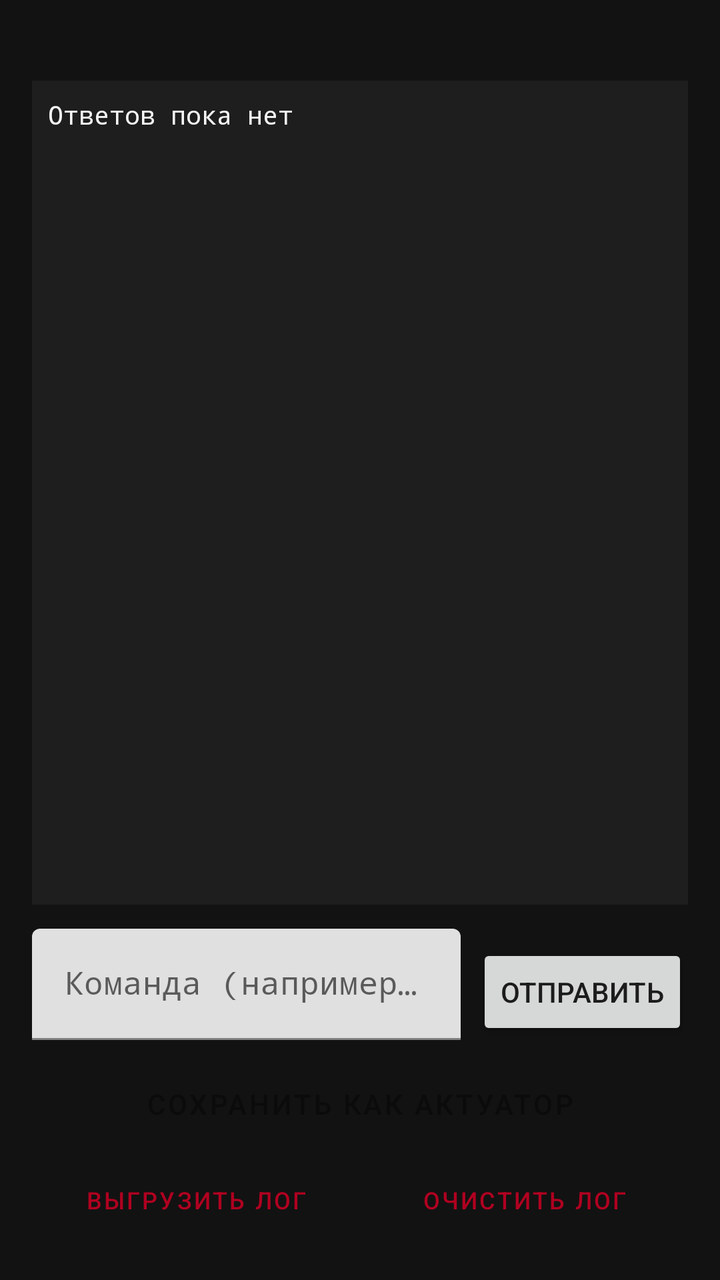
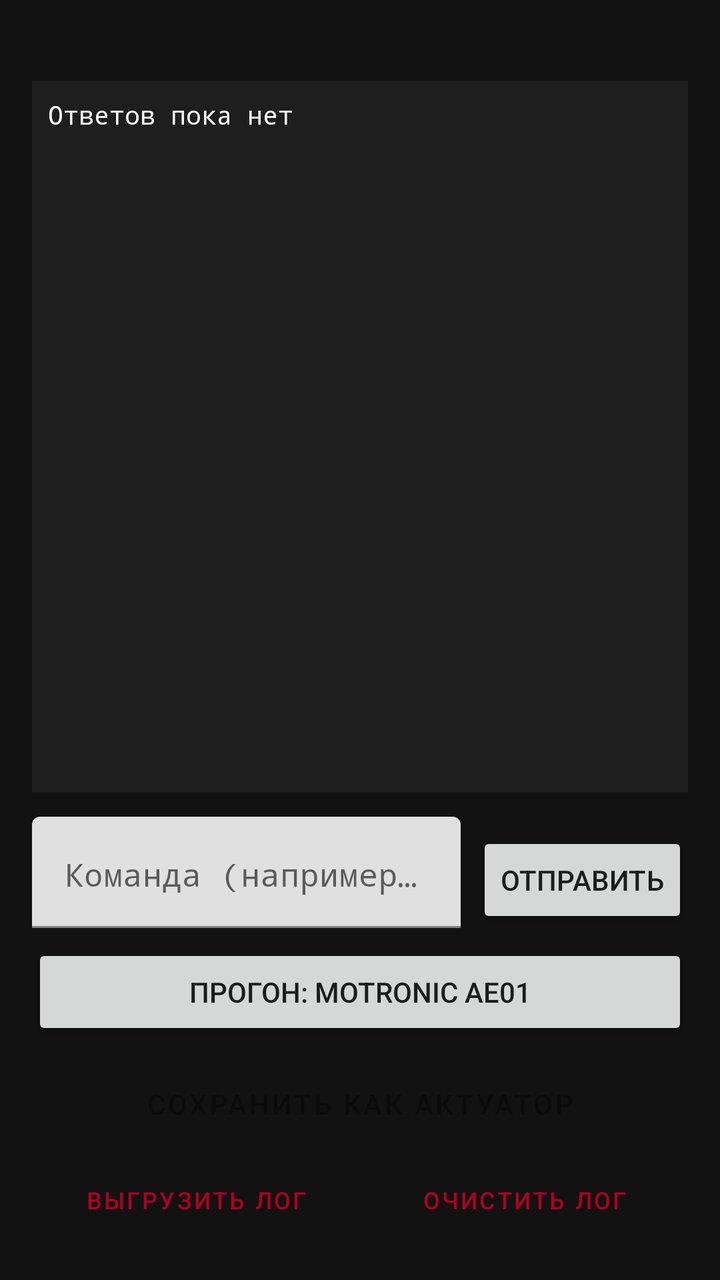

An Android layout rendered at two revisions. The XML below is the earlier revision; the diff shows what the commit changed to produce the second picture.
<!-- AndroidManifest.xml: application theme Theme.Volvo960 -->
<!-- res/layout/activity_console.xml -->
<?xml version="1.0" encoding="utf-8"?>
<LinearLayout xmlns:android="http://schemas.android.com/apk/res/android"
    android:layout_width="match_parent"
    android:layout_height="match_parent"
    android:background="@color/surface_dark"
    android:orientation="vertical"
    android:padding="16dp">

    <TextView
        android:id="@+id/textConsoleStatus"
        android:layout_width="match_parent"
        android:layout_height="wrap_content"
        android:layout_marginBottom="8dp"
        android:textColor="@color/text_secondary"
        android:textSize="12sp" />

    <androidx.core.widget.NestedScrollView
        android:layout_width="match_parent"
        android:layout_height="0dp"
        android:layout_weight="1"
        android:background="@color/surface_card"
        android:padding="8dp">

        <TextView
            android:id="@+id/textConsoleOutput"
            android:layout_width="match_parent"
            android:layout_height="wrap_content"
            android:fontFamily="monospace"
            android:text="@string/console_no_response_yet"
            android:textColor="@color/text_primary"
            android:textIsSelectable="true"
            android:textSize="13sp" />
    </androidx.core.widget.NestedScrollView>

    <LinearLayout
        android:layout_width="match_parent"
        android:layout_height="wrap_content"
        android:layout_marginTop="12dp"
        android:orientation="horizontal">

        <com.google.android.material.textfield.TextInputLayout
            android:layout_width="0dp"
            android:layout_height="wrap_content"
            android:layout_weight="1"
            android:hint="@string/console_hint_command">

            <com.google.android.material.textfield.TextInputEditText
                android:id="@+id/inputRawCommand"
                android:layout_width="match_parent"
                android:layout_height="wrap_content"
                android:fontFamily="monospace"
                android:imeOptions="actionSend"
                android:inputType="textNoSuggestions"
                android:singleLine="true" />
        </com.google.android.material.textfield.TextInputLayout>

        <Button
            android:id="@+id/buttonSendRaw"
            android:layout_width="wrap_content"
            android:layout_height="wrap_content"
            android:layout_gravity="bottom"
            android:layout_marginStart="8dp"
            android:text="@string/action_send" />
    </LinearLayout>

    <Button
        android:id="@+id/buttonSaveAsActuator"
        style="@style/Widget.MaterialComponents.Button.OutlinedButton"
        android:layout_width="match_parent"
        android:layout_height="wrap_content"
        android:layout_marginTop="8dp"
        android:enabled="false"
        android:text="@string/action_save_as_actuator" />

    <LinearLayout
        android:layout_width="match_parent"
        android:layout_height="wrap_content"
        android:orientation="horizontal">

        <Button
            android:id="@+id/buttonShareLog"
            style="@style/Widget.MaterialComponents.Button.TextButton"
            android:layout_width="0dp"
            android:layout_height="wrap_content"
            android:layout_weight="1"
            android:text="@string/action_share_log"
            android:textSize="12sp" />

        <Button
            android:id="@+id/buttonClearLog"
            style="@style/Widget.MaterialComponents.Button.TextButton"
            android:layout_width="0dp"
            android:layout_height="wrap_content"
            android:layout_weight="1"
            android:text="@string/action_clear_log"
            android:textSize="12sp" />
    </LinearLayout>

</LinearLayout>
<!-- resources referenced by this layout -->
<resources>
  <color name="surface_card">#1E1E1E</color>
  <color name="surface_dark">#121212</color>
  <color name="text_primary">#F5F5F5</color>
  <color name="text_secondary">#AAAAAA</color>
  <string name="action_clear_log">Очистить лог</string>
  <string name="action_save_as_actuator">Сохранить как актуатор</string>
  <string name="action_send">Отправить</string>
  <string name="action_share_log">Выгрузить лог</string>
  <string name="console_hint_command">Команда (например ATZ)</string>
  <string name="console_no_response_yet">Ответов пока нет</string>
  <style name="Theme.Volvo960" parent="Theme.MaterialComponents.DayNight.NoActionBar">
          <item name="colorPrimary">@color/volvo_red</item>
          <item name="colorPrimaryDark">@color/volvo_red_dark</item>
          <item name="colorAccent">@color/volvo_red</item>
          <item name="android:statusBarColor" tools:targetApi="21">@color/volvo_red_dark</item>
      </style>
  <color name="volvo_red">#B00020</color>
  <color name="volvo_red_dark">#7F0016</color>
</resources>

<!-- the commit's change to res/layout/activity_console.xml (unified diff, before → after) -->
@@ -49,9 +49,9 @@
                 android:layout_width="match_parent"
                 android:layout_height="wrap_content"
                 android:fontFamily="monospace"
-                android:imeOptions="actionSend"
-                android:inputType="textNoSuggestions"
-                android:singleLine="true" />
+                android:gravity="top"
+                android:inputType="textMultiLine|textNoSuggestions"
+                android:maxLines="6" />
         </com.google.android.material.textfield.TextInputLayout>
 
         <Button
@@ -62,6 +62,13 @@
             android:layout_marginStart="8dp"
             android:text="@string/action_send" />
     </LinearLayout>
+
+    <Button
+        android:id="@+id/buttonRunMotronicProbe"
+        android:layout_width="match_parent"
+        android:layout_height="wrap_content"
+        android:layout_marginTop="8dp"
+        android:text="@string/action_probe_motronic" />
 
     <Button
         android:id="@+id/buttonSaveAsActuator"
<!-- resource entries referenced after the edit -->
@@ -5,6 +5,7 @@
   <color name="text_primary">#F5F5F5</color>
   <color name="text_secondary">#AAAAAA</color>
   <string name="action_clear_log">Очистить лог</string>
+  <string name="action_probe_motronic">Прогон: Motronic AE01</string>
   <string name="action_save_as_actuator">Сохранить как актуатор</string>
   <string name="action_send">Отправить</string>
   <string name="action_share_log">Выгрузить лог</string>
